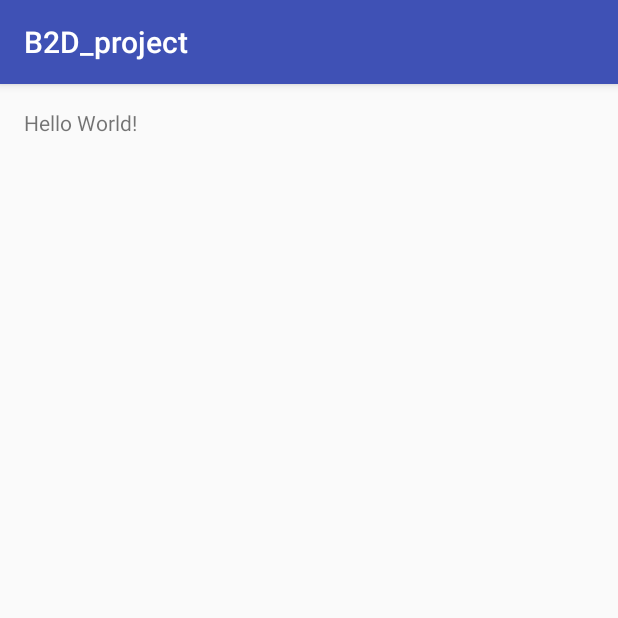
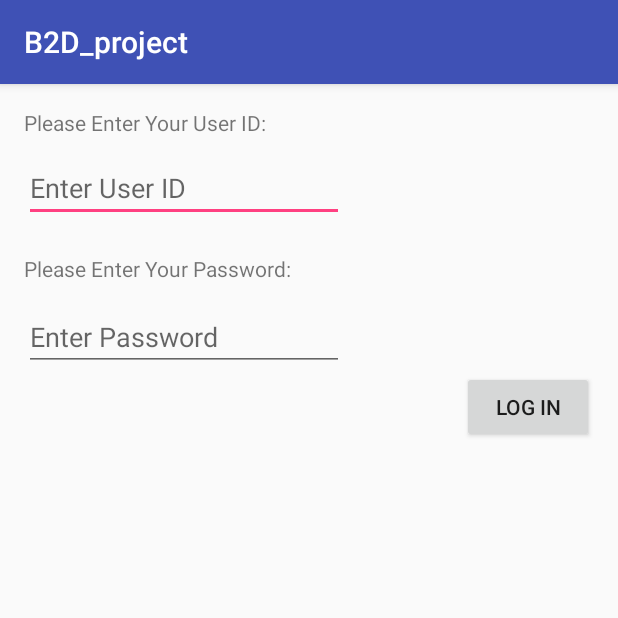
Before and after one commit to aknckaan/B2D_project, an Android app: the screen it shows after launch (LoginActivity), on a phone screen of 412 x 824 dp, the top half of it. Run offline under Robolectric (Android 15) with nearby library versions, the phone set to English and light mode, and no system bars; 1 statement that could not run was skipped.

Commit message:
Added login page, Doctor page, Patient page

```diff
--- a/app/src/main/AndroidManifest.xml
+++ b/app/src/main/AndroidManifest.xml
@@ -25,6 +25,11 @@
                 <category android:name="android.intent.category.LAUNCHER" />
             </intent-filter>
         </activity>
+
+        <activity android:name=".PatientInfoScreen">
+        </activity>
+        <activity android:name=".DoctorInfoScreen">
+        </activity>
     </application>
 
 </manifest>
--- a/app/src/main/java/com/b2d/b2d_project/LoginActivity.java
+++ b/app/src/main/java/com/b2d/b2d_project/LoginActivity.java
@@ -1,9 +1,23 @@
 package com.b2d.b2d_project;
 
+import android.content.Intent;
+import android.support.v7.app.AlertDialog;
 import android.support.v7.app.AppCompatActivity;
 import android.os.Bundle;
+import android.util.Log;
+import android.view.View;
+import android.widget.Button;
+import android.widget.EditText;
 
 public class LoginActivity extends AppCompatActivity {
+
+
+    String usr="d123";//will be retrieved from database
+    String usr2="p123";//will be retrieved from database
+    String pw="123";//will be retrieved from database
+    EditText password;
+    EditText username;
+    Button btnLogin;
 
     @Override
     protected void onCreate(Bundle savedInstanceState) {
@@ -11,7 +25,48 @@ public class LoginActivity extends AppCompatActivity {
         setContentView(R.layout.activity_login);
 
         FirebaseManager fm=new FirebaseManager();
-        // selam kaan ^^
+
+        password =(EditText) findViewById(R.id.etLoginPassword);
+        username = (EditText)findViewById(R.id.etLoginUserName);
+        btnLogin= (Button) findViewById(R.id.btnLoginLog_In);
+
+        btnLogin.setOnClickListener(new View.OnClickListener() {
+            @Override
+            public void onClick(View view) {
+
+                if((usr.equals(username.getText().toString())&&pw.equals(password.getText().toString()))|| (usr2.equals(username.getText().toString())&&pw.equals(password.getText().toString())))
+                {
+                    Intent i=null;
+
+                    if(username.getText().toString().charAt(0)=='p')
+                    {
+                        i=new Intent(LoginActivity.this,PatientInfoScreen.class);
+
+
+                    }else if(username.getText().toString().charAt(0)=='d')
+                    {
+                        i=new Intent(LoginActivity.this,DoctorInfoScreen.class);
+                    }
+                    else
+                        return;
+
+                    startActivity(i);
+
+                }
+                else
+                {
+                    AlertDialog.Builder dlgAlert  = new AlertDialog.Builder(LoginActivity.this);
+                    dlgAlert.setMessage("wrong password or username");
+                    dlgAlert.setTitle("Login Error");
+                    dlgAlert.setPositiveButton("OK", null);
+                    dlgAlert.setCancelable(true);
+                    dlgAlert.create().show();
+                }
+            }
+        });
+
+
+
 
     }
 }
--- a/app/src/main/res/layout/activity_login.xml
+++ b/app/src/main/res/layout/activity_login.xml
@@ -11,7 +11,49 @@
     tools:context="com.b2d.b2d_project.LoginActivity">
 
     <TextView
+        android:text="Please Enter Your User ID:"
         android:layout_width="wrap_content"
         android:layout_height="wrap_content"
-        android:text="Hello World!" />
+        android:layout_alignParentTop="true"
+        android:layout_alignParentStart="true"
+        android:id="@+id/txtLoginId" />
+
+    <EditText
+        android:layout_width="wrap_content"
+        android:layout_height="wrap_content"
+        android:inputType="textPersonName"
+        android:ems="10"
+        android:id="@+id/etLoginUserName"
+        android:hint="Enter User ID"
+        android:layout_below="@+id/txtLoginId"
+        android:layout_alignParentStart="true"
+        android:layout_marginTop="11dp" />
+
+    <TextView
+        android:text="Please Enter Your Password:"
+        android:layout_width="wrap_content"
+        android:layout_height="wrap_content"
+        android:layout_marginTop="21dp"
+        android:id="@+id/txtLoginPw"
+        android:layout_below="@+id/etLoginUserName"
+        android:layout_alignParentStart="true" />
+
+    <EditText
+        android:layout_width="wrap_content"
+        android:layout_height="wrap_content"
+        android:inputType="textPassword"
+        android:ems="10"
+        android:layout_marginTop="13dp"
+        android:id="@+id/etLoginPassword"
+        android:hint="Enter Password"
+        android:layout_below="@+id/txtLoginPw"
+        android:layout_alignParentStart="true" />
+
+    <Button
+        android:text="Log in"
+        android:layout_width="wrap_content"
+        android:layout_height="wrap_content"
+        android:layout_below="@+id/etLoginPassword"
+        android:layout_alignParentEnd="true"
+        android:id="@+id/btnLoginLog_In" />
 </RelativeLayout>
```
Also changed, not shown: app/src/main/java/com/b2d/b2d_project/DoctorInfoScreen.java (added, +21 -0 lines), app/src/main/java/com/b2d/b2d_project/PatientInfoScreen.java (added, +18 -0 lines), app/src/main/res/layout/layout_doctor_info.xml (added, +12 -0 lines), app/src/main/res/layout/layout_patient_info.xml (added, +13 -0 lines), app/src/main/res/mipmap-hdpi/applicationOnDevelopment.jpg (added).
